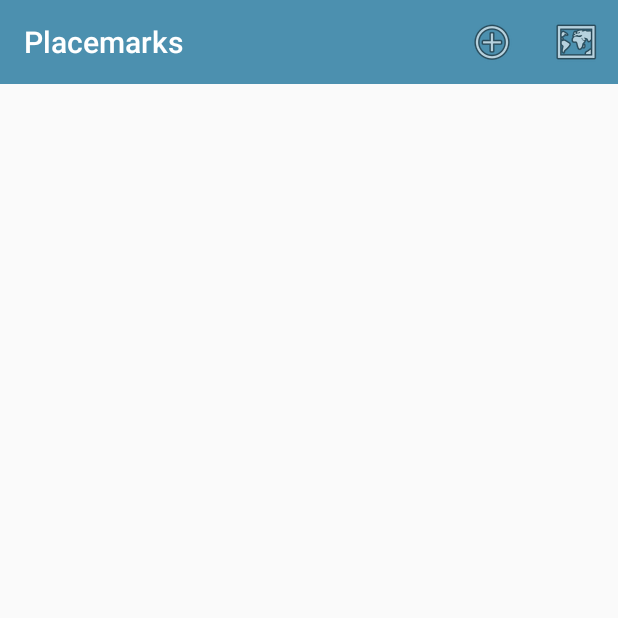
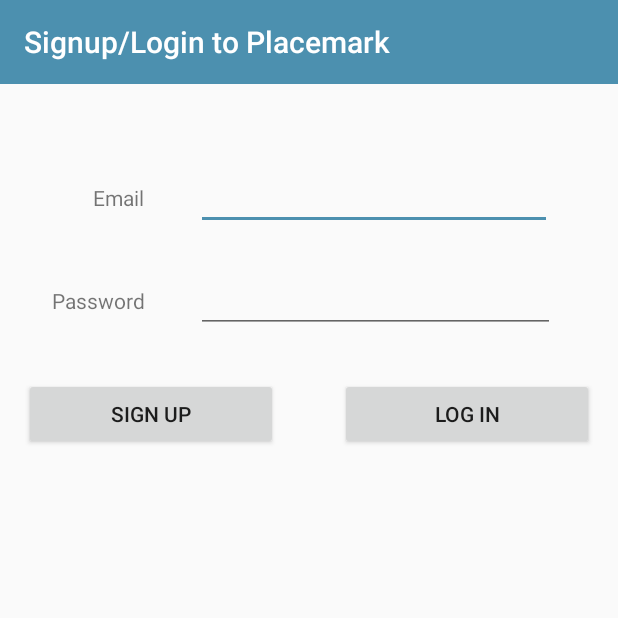
Before and after one commit to ASimpleMeow/Placemark, an Android app: the screen it shows after launch (PlacemarkListView before the commit, LoginView after it), on a phone screen of 412 x 824 dp, the top half of it. Run offline under Robolectric (Android 15) with nearby library versions, the phone set to English and light mode, and no system bars; our stand-ins replace Firebase (no records; nobody signed in at launch, a user with empty details on screens opened directly), Room's generated code; 1 statement that could not run was skipped.

```diff
--- a/app/build.gradle
+++ b/app/build.gradle
@@ -5,6 +5,8 @@ apply plugin: 'kotlin-android'
 apply plugin: 'kotlin-android-extensions'
 
 apply plugin: "kotlin-kapt"
+
+apply plugin: 'com.google.gms.google-services'
 
 android {
     compileSdkVersion 28
@@ -44,6 +46,7 @@ ext {
     gson_version = '2.8.5'
 
     room_version = "2.0.0"
+    firebase_version = '16.0.5'
 }
 
 dependencies {
@@ -61,6 +64,9 @@ dependencies {
     implementation "androidx.room:room-runtime:$room_version"
     kapt "androidx.room:room-compiler:$room_version"
 
+    implementation "com.google.firebase:firebase-auth:$firebase_version"
+    implementation "com.google.firebase:firebase-database:$firebase_version"
+
     testImplementation 'junit:junit:4.12'
     androidTestImplementation 'androidx.test:runner:1.1.0'
     androidTestImplementation 'androidx.test.espresso:espresso-core:3.1.0'
--- a/app/src/main/java/org/wit/placemark/views/BaseView.kt
+++ b/app/src/main/java/org/wit/placemark/views/BaseView.kt
@@ -6,6 +6,7 @@ import androidx.appcompat.app.AppCompatActivity
 import androidx.appcompat.widget.Toolbar
 import org.jetbrains.anko.AnkoLogger
 import org.wit.placemark.models.PlacemarkModel
+import org.wit.placemark.views.login.LoginView
 import org.wit.placemark.views.editlocation.EditLocationView
 import org.wit.placemark.views.map.PlacemarkMapView
 import org.wit.placemark.views.placemark.PlacemarkView
@@ -14,8 +15,8 @@ import org.wit.placemark.views.placemarklist.PlacemarkListView
 val IMAGE_REQUEST = 1
 val LOCATION_REQUEST = 2
 
-enum class VIEW{
-  LOCATION, PLACEMARK, MAPS, LIST
+enum class VIEW {
+  LOCATION, PLACEMARK, MAPS, LIST, LOGIN
 }
 
 open class BaseView: AppCompatActivity(), AnkoLogger {
@@ -29,6 +30,7 @@ open class BaseView: AppCompatActivity(), AnkoLogger {
       VIEW.PLACEMARK -> intent = Intent(this, PlacemarkView::class.java)
       VIEW.MAPS -> intent = Intent(this, PlacemarkMapView::class.java)
       VIEW.LIST -> intent = Intent(this, PlacemarkListView::class.java)
+      VIEW.LOGIN -> intent = Intent(this, LoginView::class.java)
     }
 
     if (key != ""){
--- /dev/null
+++ b/app/src/main/java/org/wit/placemark/views/login/LoginView.kt
@@ -0,0 +1,53 @@
+package org.wit.placemark.views.login
+
+import android.os.Bundle
+import android.view.View
+import kotlinx.android.synthetic.main.activity_login.*
+import org.jetbrains.anko.toast
+import org.wit.placemark.R
+import org.wit.placemark.views.BaseView
+
+class LoginView : BaseView() {
+
+  lateinit var presenter: LoginPresenter
+
+  override fun onCreate(savedInstanceState: Bundle?) {
+    super.onCreate(savedInstanceState)
+    setContentView(R.layout.activity_login)
+    init(toolbar, false)
+
+    progressBar.visibility = View.GONE
+
+    presenter = initPresenter(LoginPresenter(this)) as LoginPresenter
+
+    signUp.setOnClickListener {
+      val email = email.text.toString()
+      val password = password.text.toString()
+      if (email == "" || password == "") {
+        toast("Please provide email + password")
+      }
+      else {
+        presenter.doSignUp(email,password)
+      }
+    }
+
+    logIn.setOnClickListener {
+      val email = email.text.toString()
+      val password = password.text.toString()
+      if (email == "" || password == "") {
+        toast("Please provide email + password")
+      }
+      else {
+        presenter.doLogin(email,password)
+      }
+    }
+  }
+
+  override fun showProgress() {
+    progressBar.visibility = View.VISIBLE
+  }
+
+  override fun hideProgress() {
+    progressBar.visibility = View.GONE
+  }
+}
--- a/app/src/main/java/org/wit/placemark/views/placemarklist/PlacemarkListPresenter.kt
+++ b/app/src/main/java/org/wit/placemark/views/placemarklist/PlacemarkListPresenter.kt
@@ -26,6 +26,10 @@ class PlacemarkListPresenter(view: PlacemarkListView): BasePresenter(view) {
     view?.navigateTo(VIEW.MAPS)
   }
 
+  fun doLogout() {
+    view?.navigateTo(VIEW.LOGIN)
+  }
+
   fun loadPlacemarks(){
     async(UI) {
       view?.showPlacemarks(app.placemarks.findAll())
--- a/app/src/main/java/org/wit/placemark/views/placemarklist/PlacemarkListView.kt
+++ b/app/src/main/java/org/wit/placemark/views/placemarklist/PlacemarkListView.kt
@@ -40,6 +40,7 @@ class PlacemarkListView : BaseView(), PlacemarkListener {
     when (item?.itemId){
       R.id.item_add -> presenter.doAddPlacemark()
       R.id.item_map -> presenter.doShowPlacemarksMap()
+      R.id.item_logout -> presenter.doLogout()
     }
     return super.onOptionsItemSelected(item)
   }
--- /dev/null
+++ b/app/src/main/res/layout/activity_login.xml
@@ -0,0 +1,130 @@
+<?xml version="1.0" encoding="utf-8"?>
+<androidx.constraintlayout.widget.ConstraintLayout
+    xmlns:android="http://schemas.android.com/apk/res/android"
+    xmlns:app="http://schemas.android.com/apk/res-auto"
+    xmlns:tools="http://schemas.android.com/tools"
+    android:layout_width="match_parent"
+    android:layout_height="match_parent"
+    tools:context="org.wit.placemark.views.login.LoginView">
+
+    <com.google.android.material.appbar.AppBarLayout
+        android:id="@+id/appBarLayout"
+        android:layout_width="match_parent"
+        android:layout_height="wrap_content"
+        android:background="@color/colorAccent"
+        android:fitsSystemWindows="true"
+        app:elevation="0dip"
+        app:theme="@style/ThemeOverlay.AppCompat.Dark.ActionBar">
+
+        <androidx.appcompat.widget.Toolbar
+            android:id="@+id/toolbar"
+            android:layout_width="match_parent"
+            android:layout_height="wrap_content"
+            app:titleTextColor="@color/colorPrimary" />
+
+    </com.google.android.material.appbar.AppBarLayout>
+
+    <androidx.constraintlayout.widget.ConstraintLayout
+        android:layout_width="match_parent"
+        android:layout_height="match_parent"
+        android:layout_marginStart="8dp"
+        android:layout_marginEnd="8dp"
+        android:layout_marginBottom="16dp"
+        app:layout_constraintBottom_toBottomOf="parent"
+        app:layout_constraintEnd_toEndOf="parent"
+        app:layout_constraintHorizontal_bias="0.0"
+        app:layout_constraintStart_toStartOf="parent"
+        app:layout_constraintTop_toTopOf="parent"
+        app:layout_constraintVertical_bias="0.0">
+
+
+        <EditText
+            android:id="@+id/email"
+            android:layout_width="237dp"
+            android:layout_height="wrap_content"
+            android:layout_marginStart="8dp"
+            android:layout_marginTop="108dp"
+            android:layout_marginEnd="36dp"
+            android:ems="10"
+            android:inputType="textEmailAddress"
+            app:layout_constraintEnd_toEndOf="parent"
+            app:layout_constraintHorizontal_bias="1.0"
+            app:layout_constraintStart_toEndOf="@+id/textView"
+            app:layout_constraintTop_toTopOf="parent" />
+
+        <TextView
+            android:id="@+id/textView"
+            android:layout_width="72dp"
+            android:layout_height="23dp"
+            android:layout_marginStart="16dp"
+            android:text="Email"
+            android:textAlignment="textEnd"
+            app:layout_constraintBaseline_toBaselineOf="@+id/email"
+            app:layout_constraintStart_toStartOf="parent" />
+
+        <EditText
+            android:id="@+id/password"
+            android:layout_width="239dp"
+            android:layout_height="wrap_content"
+            android:layout_marginTop="8dp"
+            android:ems="10"
+            android:inputType="textPassword"
+            app:layout_constraintBottom_toBottomOf="parent"
+            app:layout_constraintEnd_toEndOf="@+id/email"
+            app:layout_constraintHorizontal_bias="0.0"
+            app:layout_constraintStart_toStartOf="@+id/email"
+            app:layout_constraintTop_toBottomOf="@+id/email"
+            app:layout_constraintVertical_bias="0.026" />
+
+        <TextView
+            android:id="@+id/textView2"
+            android:layout_width="70dp"
+            android:layout_height="29dp"
+            android:text="Password"
+            android:textAlignment="textEnd"
+            app:layout_constraintBaseline_toBaselineOf="@+id/password"
+            app:layout_constraintEnd_toEndOf="@+id/textView"
+            app:layout_constraintHorizontal_bias="1.0"
+            app:layout_constraintStart_toStartOf="@+id/textView" />
+
+        <Button
+            android:id="@+id/signUp"
+            android:layout_width="169dp"
+            android:layout_height="wrap_content"
+            android:layout_marginStart="8dp"
+            android:layout_marginTop="32dp"
+            android:text="Sign Up"
+            app:layout_constraintStart_toStartOf="parent"
+            app:layout_constraintTop_toBottomOf="@+id/textView2" />
+
+        <Button
+            android:id="@+id/logIn"
+            android:layout_width="169dp"
+            android:layout_height="wrap_content"
+            android:layout_marginStart="8dp"
+            android:layout_marginTop="8dp"
+            android:layout_marginEnd="8dp"
+            android:text="Log In"
+            app:layout_constraintBottom_toBottomOf="@+id/signUp"
+            app:layout_constraintEnd_toEndOf="parent"
+            app:layout_constraintHorizontal_bias="1.0"
+            app:layout_constraintStart_toEndOf="@+id/signUp"
+            app:layout_constraintTop_toBottomOf="@+id/password"
+            app:layout_constraintVertical_bias="1.0" />
+
+        <ProgressBar
+            android:id="@+id/progressBar"
+            style="@style/Widget.AppCompat.ProgressBar"
+            android:layout_width="196dp"
+            android:layout_height="96dp"
+            android:layout_marginStart="8dp"
+            android:layout_marginTop="8dp"
+            android:layout_marginEnd="8dp"
+            android:layout_marginBottom="8dp"
+            app:layout_constraintBottom_toBottomOf="parent"
+            app:layout_constraintEnd_toEndOf="parent"
+            app:layout_constraintStart_toStartOf="parent"
+            app:layout_constraintTop_toBottomOf="@+id/signUp" />
+    </androidx.constraintlayout.widget.ConstraintLayout>
+
+</androidx.constraintlayout.widget.ConstraintLayout>
--- a/app/src/main/res/menu/menu_main.xml
+++ b/app/src/main/res/menu/menu_main.xml
@@ -6,11 +6,17 @@
         android:id="@+id/item_add"
         android:icon="@android:drawable/ic_menu_add"
         android:title="@string/menu_addPlacemark"
-        app:showAsAction="always"/>
+        app:showAsAction="never"/>
 
     <item
         android:id="@+id/item_map"
         android:icon="@android:drawable/ic_menu_mapmode"
-        android:title="@string/menu_addPlacemark"
-        app:showAsAction="always"/>
+        android:title="@string/menu_showMap"
+        app:showAsAction="never"/>
+
+    <item
+        android:id="@+id/item_logout"
+        android:title="@string/menu_logout"
+        android:visible="true"
+        app:showAsAction="never"/>
 </menu>
--- a/app/src/main/res/values/strings.xml
+++ b/app/src/main/res/values/strings.xml
@@ -5,6 +5,7 @@
   <string name="title_activity_placemark_list">Placemarks</string>
   <string name="title_activity_placemark">Placemark</string>
   <string name="title_activity_edit_location">Placemark</string>
+  <string name="title_activity_login"> Signup/Login to Placemark</string>
 
   <string name="hint_placemarkTitle">Placemark Title</string>
   <string name="hint_placemarkDescription">Placemark Description</string>
@@ -13,6 +14,8 @@
   <string name="menu_cancelPlacemark">Cancel</string>
   <string name="menu_deletePlacemark">Delete</string>
   <string name="menu_savePlacemark">Save</string>
+  <string name="menu_showMap">Show Map</string>
+  <string name="menu_logout">Logout</string>
 
   <string name="toast_enterTitle">Please Enter A Title</string>
   <string name="toast_placemarkAdded">Placemark Added Successfully</string>
--- a/build.gradle
+++ b/build.gradle
@@ -9,6 +9,7 @@ buildscript {
   dependencies {
     classpath 'com.android.tools.build:gradle:3.2.1'
     classpath "org.jetbrains.kotlin:kotlin-gradle-plugin:$kotlin_version"
+    classpath 'com.google.gms:google-services:4.0.1'
 
     // NOTE: Do not place your application dependencies here; they belong
     // in the individual module build.gradle files
```
Also changed, not shown: app/src/main/AndroidManifest.xml (+7 -3 lines), app/src/main/java/org/wit/placemark/views/login/LoginPresenter.kt (added, +36 -0 lines), 1 other file.
